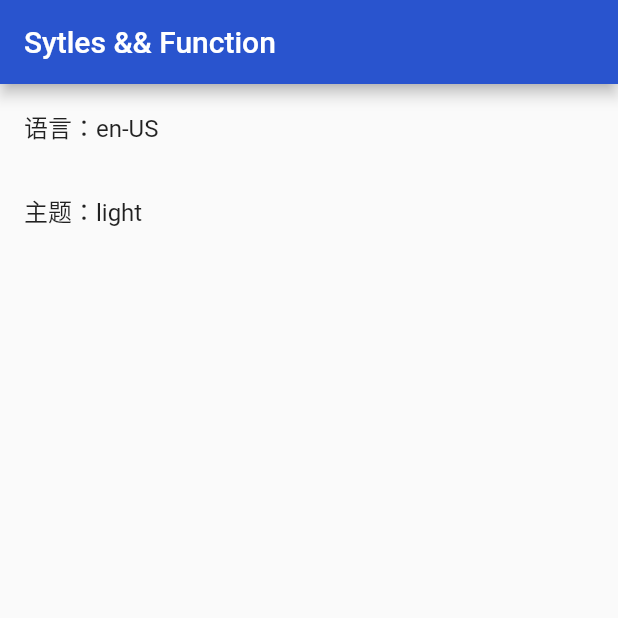
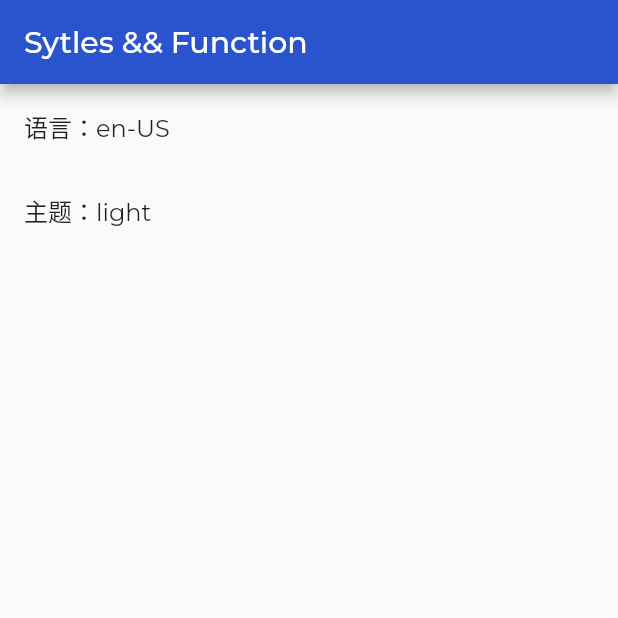
Before and after one commit to yecaiyu1999/flutter_woo_getx_learn, a Flutter app: the screen it shows after launch, on a phone screen of 412 x 824 dp, the top half of it. Run offline on Flutter 3.47's test engine with Material 2 defaults, Android fonts, the phone set to English and light mode, and no system bars; our stand-ins replace dio, get, package_info_plus, shared_preferences.

Commit message:
导入字体

```diff
--- a/lib/common/style/theme.dart
+++ b/lib/common/style/theme.dart
@@ -6,10 +6,12 @@
   //亮色
   static ThemeData light = ThemeData(
     colorScheme: lightColorScheme,
+    fontFamily: 'Montserrat',
   );
 
   //暗色
   static ThemeData dark = ThemeData(
     colorScheme: darkColorScheme,
+    fontFamily: 'Montserrat',
   );
 }
```
Also changed, not shown: pubspec.yaml (+11 -0 lines), assets/fonts/Montserrat/Montserrat-Bold.ttf (added), assets/fonts/Montserrat/Montserrat-Light.ttf (added), assets/fonts/Montserrat/Montserrat-Medium.ttf (added), assets/fonts/Montserrat/Montserrat-Regular.ttf (added).
